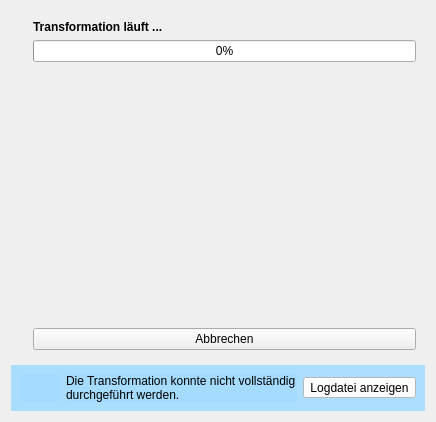
Old version of the form gui_components/ui_templates/transformation_status_dialog.ui in the repository Deutsche-Digitale-Bibliothek/ddblabs-datapreparationtool.
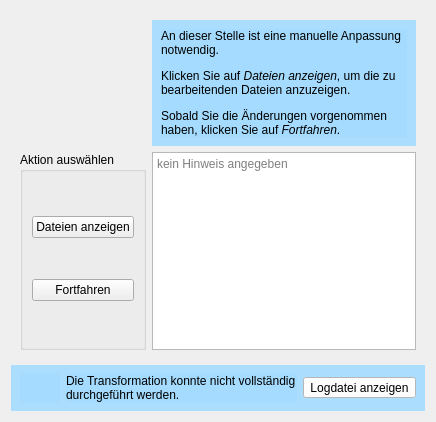
New version of the form. The open tabs and pages were chosen to show the change. Icons and pictures are not drawn.

Patch:
```diff
--- a/gui_components/ui_templates/transformation_status_dialog.ui
+++ b/gui_components/ui_templates/transformation_status_dialog.ui
@@ -285,6 +285,101 @@
        </item>
       </layout>
      </widget>
+     <widget class="QWidget" name="transformation_user_interaction">
+      <layout class="QGridLayout" name="gridLayout_7">
+       <item row="0" column="0">
+        <widget class="QLabel" name="label_3">
+         <property name="maximumSize">
+          <size>
+           <width>131</width>
+           <height>131</height>
+          </size>
+         </property>
+         <property name="text">
+          <string/>
+         </property>
+         <property name="pixmap">
+          <pixmap resource="resources/resources.qrc">:/transformation-status-dialog/transformation_user_interaction.png</pixmap>
+         </property>
+         <property name="scaledContents">
+          <bool>true</bool>
+         </property>
+        </widget>
+       </item>
+       <item row="0" column="1">
+        <widget class="QFrame" name="frame_user_interaction">
+         <property name="styleSheet">
+          <string notr="true">background-color: rgba(164, 219, 255, 235);</string>
+         </property>
+         <property name="frameShape">
+          <enum>QFrame::NoFrame</enum>
+         </property>
+         <property name="frameShadow">
+          <enum>QFrame::Raised</enum>
+         </property>
+         <layout class="QGridLayout" name="gridLayout_8">
+          <item row="0" column="0">
+           <widget class="QLabel" name="label_user_interaction_info">
+            <property name="text">
+             <string>&lt;html&gt;&lt;head/&gt;&lt;body&gt;&lt;p&gt;An dieser Stelle ist eine manuelle Anpassung notwendig.&lt;/p&gt;&lt;p&gt;Klicken Sie auf &lt;span style=&quot; font-style:italic;&quot;&gt;Dateien anzeigen&lt;/span&gt;, um die zu bearbeitenden Dateien anzuzeigen.&lt;/p&gt;&lt;p&gt;Sobald Sie die Änderungen vorgenommen haben, klicken Sie auf &lt;span style=&quot; font-style:italic;&quot;&gt;Fortfahren&lt;/span&gt;.&lt;/p&gt;&lt;/body&gt;&lt;/html&gt;</string>
+            </property>
+            <property name="scaledContents">
+             <bool>true</bool>
+            </property>
+            <property name="wordWrap">
+             <bool>true</bool>
+            </property>
+           </widget>
+          </item>
+         </layout>
+        </widget>
+       </item>
+       <item row="1" column="0">
+        <widget class="QGroupBox" name="groupBox_user_interaction">
+         <property name="title">
+          <string>Aktion auswählen</string>
+         </property>
+         <layout class="QGridLayout" name="gridLayout_6">
+          <item row="0" column="0">
+           <widget class="QPushButton" name="pushButton_user_interaction_open_files">
+            <property name="text">
+             <string>Dateien anzeigen</string>
+            </property>
+            <property name="icon">
+             <iconset resource="resources/resources.qrc">
+              <normaloff>:/transformation-status-dialog/folder.png</normaloff>:/transformation-status-dialog/folder.png</iconset>
+            </property>
+           </widget>
+          </item>
+          <item row="1" column="0">
+           <widget class="QPushButton" name="pushButton_user_interaction_continue">
+            <property name="text">
+             <string>Fortfahren</string>
+            </property>
+            <property name="icon">
+             <iconset resource="resources/resources.qrc">
+              <normaloff>:/transformation-status-dialog/transformation_button_icon.png</normaloff>:/transformation-status-dialog/transformation_button_icon.png</iconset>
+            </property>
+           </widget>
+          </item>
+         </layout>
+        </widget>
+       </item>
+       <item row="1" column="1">
+        <widget class="QPlainTextEdit" name="plainTextEdit_user_interaction_description">
+         <property name="frameShape">
+          <enum>QFrame::StyledPanel</enum>
+         </property>
+         <property name="frameShadow">
+          <enum>QFrame::Sunken</enum>
+         </property>
+         <property name="placeholderText">
+          <string>kein Hinweis angegeben</string>
+         </property>
+        </widget>
+       </item>
+      </layout>
+     </widget>
     </widget>
    </item>
    <item>
```
